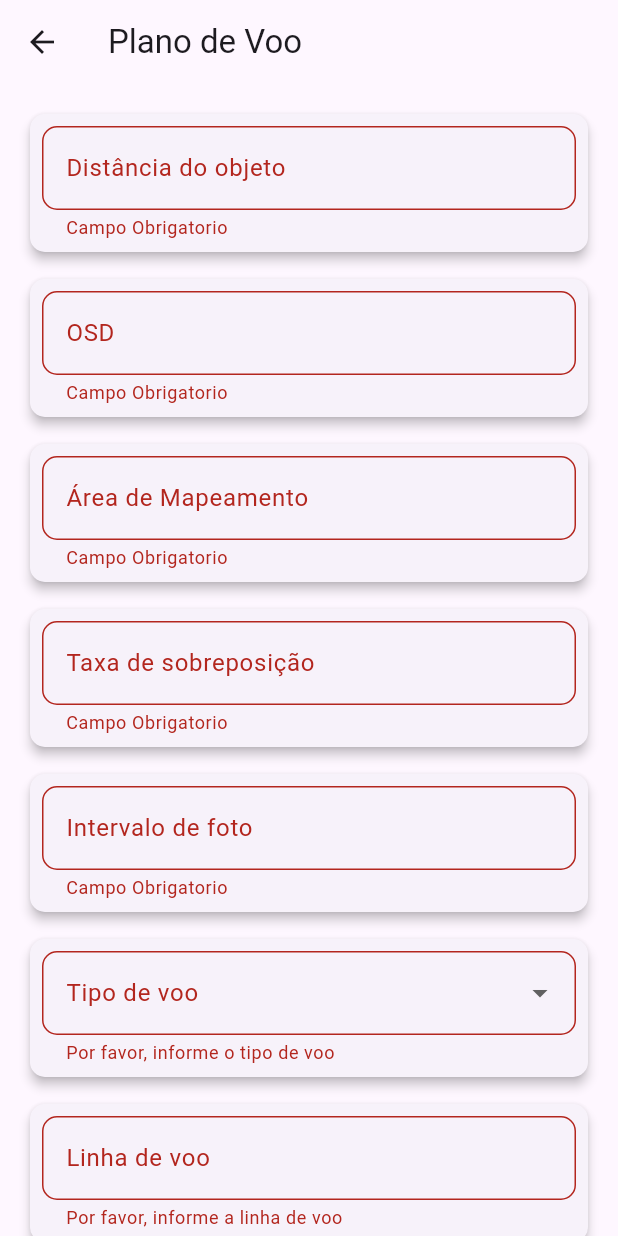
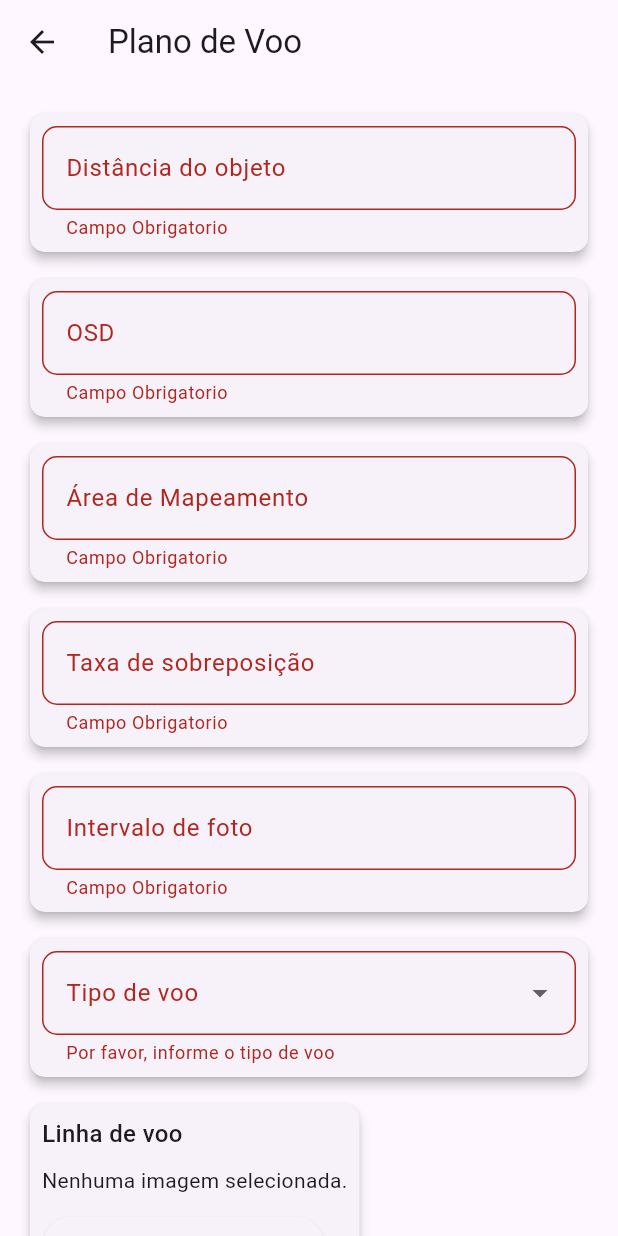
Before and after one commit to JoaoAbrantes977/ProjetoFinalFlutter, a Flutter app: the PlanoDeVooPage screen opened directly with empty values, after a tap on "Continuar", on a phone screen of 412 x 824 dp. Run offline on Flutter 3.47's test engine with Material 3 defaults, Android fonts, the phone set to English and light mode, and no system bars; our stand-ins replace image_picker; network calls fail.

Commit message:
pre-voo e voo

```diff
--- a/lib/inspection/details-project.dart
+++ b/lib/inspection/details-project.dart
@@ -51,7 +51,7 @@ class _InspectionDetailsPageState extends State<InspectionDetailsPage> {
                 crossAxisAlignment: CrossAxisAlignment.stretch,
                 children: [
                   _buildDetailCard(
-                      'Nome da Inspeção:', inspectionDetails!['tipo']['nome']),
+                      'Nome do Projeto:', inspectionDetails!['tipo']['nome']),
                   _buildDetailCard(
                       'Descrição:', inspectionDetails!['tipo']['descricao']),
                   _buildDetailCard(
--- a/lib/inspection/plano-voo.dart
+++ b/lib/inspection/plano-voo.dart
@@ -1,4 +1,9 @@
+import 'dart:convert';
 import 'package:flutter/material.dart';
+import 'package:image_picker/image_picker.dart';
+import 'dart:io';
+import 'package:http/http.dart' as http;
+import 'package:projeto_final_flutter/inspection/pre-voo.dart';
 
 class PlanoDeVooPage extends StatefulWidget {
   final String inspectionId;
@@ -19,7 +24,82 @@ class _PlanoDeVooPageState extends State<PlanoDeVooPage> {
   String? taxaSobrepos;
   String? intervaloFoto;
   String? tipoVoo;
-  String? linhaVoo;
+  File? linhaVooImage;
+
+  final ImagePicker _picker = ImagePicker();
+
+  Future<void> _pickImage() async {
+    try {
+      final pickedFile = await _picker.pickImage(source: ImageSource.gallery);
+
+      if (pickedFile != null) {
+        setState(() {
+          linhaVooImage = File(pickedFile.path);
+        });
+      } else {
+        print('No image selected.');
+      }
+    } catch (e) {
+      print('Error picking image: $e');
+    }
+  }
+
+  Future<void> _submitForm() async {
+    if (_formKey.currentState!.validate()) {
+      _formKey.currentState!.save();
+
+      const url = 'http://10.0.2.2:3000/flightPlan/create';
+
+      // Conversão dos valores
+      double distanciaObjectoValue = double.parse(distanciaObjecto!);
+      double osdValue = double.parse(osd!);
+      double areaMapeamentoValue = double.parse(areaMapeamento!);
+      double taxaSobreposValue = double.parse(taxaSobrepos!);
+      double intervaloFotoValue = double.parse(intervaloFoto!);
+      int idInspecaoValue = int.parse(widget.inspectionId);
+      String linhaVooValue = linhaVooImage != null ? linhaVooImage!.path : '';
+
+      try {
+        var response = await http.post(
+          Uri.parse(url),
+          headers: {
+            'Content-Type': 'application/json',
+          },
+          body: json.encode({
+            'distancia_objecto': distanciaObjectoValue,
+            'osd': osdValue,
+            'area_mapeamento': areaMapeamentoValue,
+            'taxa_sobrepos': taxaSobreposValue,
+            'intervalo_foto': intervaloFotoValue,
+            'tipo_voo': tipoVoo!,
+            'linha_voo': linhaVooValue,
+            'id_inspecao': idInspecaoValue,
+            'id_drone': 1,
+          }),
+        );
+        if (response.statusCode == 200) {
+          // Parse the response JSON
+          Map<String, dynamic> responseData = json.decode(response.body);
+          int newFlightPlanId = responseData['id'];
+
+          print('Form data submitted successfully with ID: $newFlightPlanId');
+
+          // Passa o id do recem criado plano de voo para a proxima page (pre-voo.dart)
+          Navigator.push(
+            context,
+            MaterialPageRoute(
+                builder: (context) =>
+                    PreVooPage(flightPlanId: newFlightPlanId)),
+          );
+        } else {
+          print('Failed to submit form data');
+        }
+      } catch (e) {
+        print('Error submitting form data: $e');
+        // Handle error
+      }
+    }
+  }
 
   @override
   Widget build(BuildContext context) {
@@ -216,37 +296,37 @@ class _PlanoDeVooPageState extends State<PlanoDeVooPage> {
                   ),
                   child: Padding(
                     padding: const EdgeInsets.all(8.0),
-                    child: TextFormField(
-                      decoration: InputDecoration(
-                        labelText: 'Linha de voo',
-                        border: OutlineInputBorder(
-                          borderRadius: BorderRadius.circular(10),
+                    child: Column(
+                      crossAxisAlignment: CrossAxisAlignment.start,
+                      children: [
+                        const Text(
+                          'Linha de voo',
+                          style: TextStyle(
+                              fontSize: 16, fontWeight: FontWeight.w500),
                         ),
-                      ),
-                      validator: (value) {
-                        if (value == null || value.isEmpty) {
-                          return 'Por favor, informe a linha de voo';
-                        }
-                        return null;
-                      },
-                      onSaved: (value) {
-                        linhaVoo = value;
-                      },
+                        const SizedBox(height: 10),
+                        linhaVooImage == null
+                            ? const Text('Nenhuma imagem selecionada.')
+                            : Image.file(linhaVooImage!),
+                        const SizedBox(height: 10),
+                        ElevatedButton.icon(
+                          onPressed: _pickImage,
+                          icon: const Icon(Icons.image),
+                          label: const Text('Selecionar Imagem'),
+                        ),
+                      ],
                     ),
                   ),
                 ),
                 const SizedBox(height: 20),
                 Center(
                   child: ElevatedButton.icon(
-                    onPressed: () {
-                      if (_formKey.currentState!.validate()) {
-                        _formKey.currentState!.save();
-                      }
-                    },
+                    onPressed: _submitForm,
                     icon: const Icon(Icons.arrow_forward),
                     label: const Text('Continuar'),
                     style: ElevatedButton.styleFrom(
-                      padding: const EdgeInsets.symmetric(horizontal: 24.0, vertical: 12.0),
+                      padding: const EdgeInsets.symmetric(
+                          horizontal: 24.0, vertical: 12.0),
                       shape: RoundedRectangleBorder(
                         borderRadius: BorderRadius.circular(10),
                       ),
--- a/lib/recommendations.dart
+++ b/lib/recommendations.dart
@@ -118,7 +118,7 @@ class _CondicoesMeteorologicasPageState extends State<CondicoesMeteorologicasPag
   bool _isLoading = false;
 
   Future<void> _fetchWeather(String city) async {
-    final apiKey = '360e7d2f369f0ef961e098ea03f5f790'; // Replace with your OpenWeatherMap API key
+    final apiKey = '360e7d2f369f0ef961e098ea03f5f790'; // chave da api OpenWeather
     final url = 'https://api.openweathermap.org/data/2.5/weather?q=$city&appid=$apiKey&units=metric&lang=pt';
 
     setState(() {
--- a/pubspec.yaml
+++ b/pubspec.yaml
@@ -39,6 +39,7 @@ dependencies:
   shared_preferences: ^2.2.3
   provider: ^6.1.2
   linkify: ^5.0.0
+  image_picker: ^1.1.2
 
 dev_dependencies:
   flutter_test:
```
Also changed, not shown: lib/inspection/pos-voo.dart (added, +76 -0 lines), lib/inspection/pre-voo.dart (+183 -0 lines), pubspec.lock, 6 other files.
